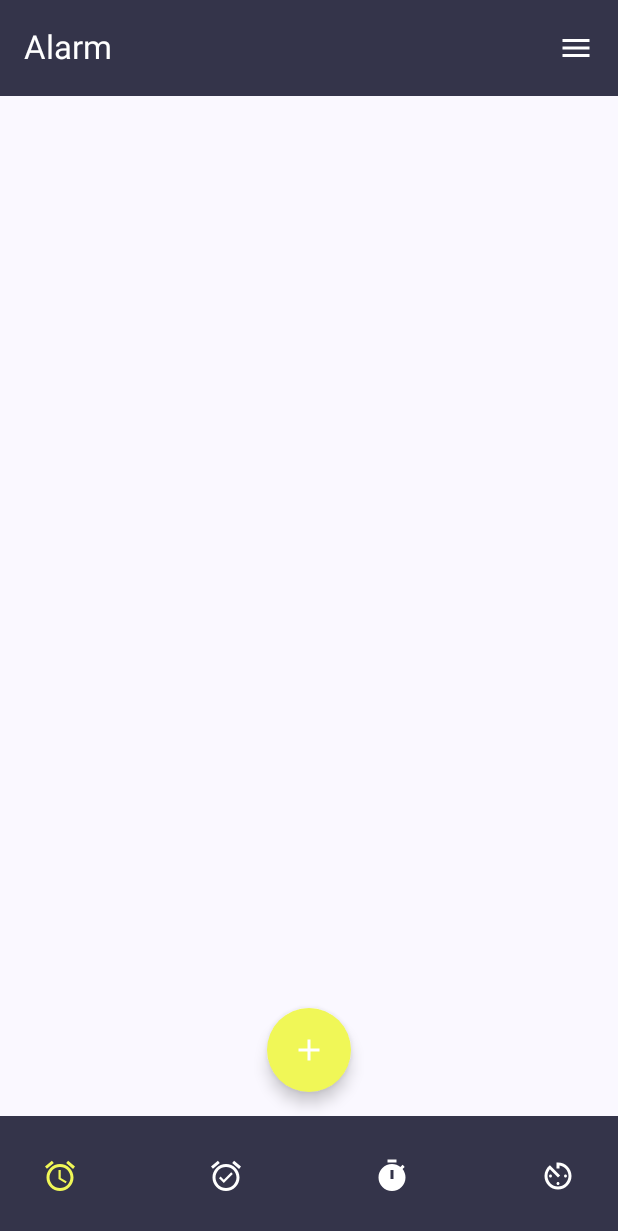
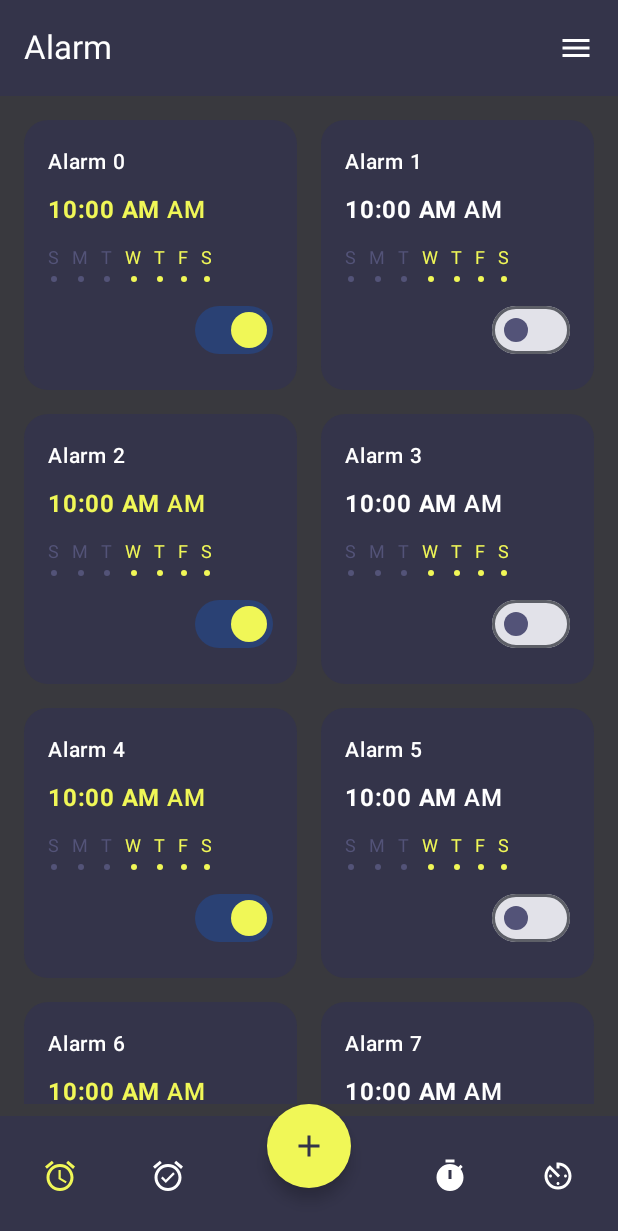
Before and after one commit to phamanhtuan-coder/CNPM_NhomAnhTuan_AlarmClockApp, an Android app built with Jetpack Compose: the screen it shows after launch (MainActivity), on a phone screen of 412 x 824 dp. Shown: the top 1231 px of the screen. Run offline under Robolectric (Android 15) with nearby library versions, the phone set to English and light mode, and no system bars.

Commit message:
Hoàn thiện giao diện Alarm Screen, và sườn co bản của app

```diff
--- a/app/src/main/java/com/example/cnpm_nhomanhtuan_alarmclockapp/AlarmCard.kt
+++ b/app/src/main/java/com/example/cnpm_nhomanhtuan_alarmclockapp/AlarmCard.kt
@@ -1,10 +1,137 @@
 package com.example.cnpm_nhomanhtuan_alarmclockapp
 
 import androidx.compose.runtime.Composable
+import androidx.compose.foundation.background
+import androidx.compose.foundation.layout.*
+import androidx.compose.foundation.shape.RoundedCornerShape
+import androidx.compose.material3.*
+import androidx.compose.runtime.*
+import androidx.compose.ui.Alignment
+import androidx.compose.ui.Modifier
+import androidx.compose.ui.text.font.FontWeight
+import androidx.compose.ui.text.style.TextAlign
+import androidx.compose.ui.unit.dp
+import androidx.compose.ui.unit.sp
 
 @Composable
 fun AlarmCard(
+    label: String,
+    time: String,
+    days: List<String>,  // e.g., ["", "", "", "W", "T", "F", "S"]
+    isEnabled: Boolean,
+    onToggle: (Boolean) -> Unit
+) {
+    var alarmEnabled by remember { mutableStateOf(isEnabled) }
+    val daysOfWeek = listOf("S", "M", "T", "W", "T", "F", "S")
 
-) {
+    // Identify selected days based on non-empty values in the 'days' list
+    val selectedDays = days.mapIndexedNotNull { index, day ->
+        if (day.isNotBlank()) daysOfWeek[index] else null
+    }
 
+    // Check if all days are selected
+    val allDaysSelected = selectedDays.size == 7 && selectedDays.containsAll(daysOfWeek)
+    val displayDays = if (allDaysSelected) "Everyday" else null
+
+    Card(
+        shape = RoundedCornerShape(16.dp),
+        modifier = Modifier
+            .padding(8.dp)
+            .size(180.dp),
+        colors = CardDefaults.cardColors(
+            containerColor = CustomColors.background,
+        )
+    ) {
+        Column(
+            modifier = Modifier
+                .padding(16.dp)
+                .fillMaxSize(),
+            verticalArrangement = Arrangement.SpaceBetween
+        ) {
+            // 1st row: Alarm Label
+            Text(
+                text = label,
+                fontSize = 14.sp,
+                fontWeight = FontWeight.SemiBold,
+                color = CustomColors.fontColor
+            )
+
+            // 2nd row: Time with AM/PM
+            Row(
+                verticalAlignment = Alignment.CenterVertically
+            ) {
+                Text(
+                    text = time,
+                    fontSize = 16.sp,  // Larger font size for time
+                    fontWeight = FontWeight.Bold,
+                    color = if (alarmEnabled) CustomColors.onPrimary else CustomColors.fontColor,
+                    textAlign = TextAlign.Start,
+                )
+                Spacer(modifier = Modifier.width(4.dp))
+                Text(
+                    text = "AM",
+                    fontSize = 16.sp,
+                    fontWeight = FontWeight.SemiBold,
+                    color = if (alarmEnabled) CustomColors.onPrimary else CustomColors.fontColor,
+                )
+            }
+
+            // 3rd row: Days or Everyday
+            if (displayDays != null) {
+                Text(
+                    text = displayDays,
+                    fontSize = 10.sp,
+                    color = if (alarmEnabled) CustomColors.onPrimary else CustomColors.onSecondary,
+                    textAlign = TextAlign.Start,
+                )
+            } else {
+                // Show individual days with color indication for selection
+                Row(
+                    horizontalArrangement = Arrangement.spacedBy(8.dp),
+                    verticalAlignment = Alignment.CenterVertically,
+                    modifier = Modifier.fillMaxWidth()
+                ) {
+                    daysOfWeek.forEachIndexed { index, day ->
+                        val isSelected = days[index].isNotBlank()
+                        Column(
+                            horizontalAlignment = Alignment.CenterHorizontally
+                        ) {
+                            Text(
+                                text = day,
+                                fontSize = 12.sp,
+                                color = if (isSelected) CustomColors.onPrimary else CustomColors.onSecondary,
+                            )
+                            Box(
+                                modifier = Modifier
+                                    .size(4.dp)
+                                    .background(
+                                        color = if (isSelected) CustomColors.onPrimary else CustomColors.onSecondary,
+                                        shape = RoundedCornerShape(50)
+                                    )
+                            )
+                        }
+                    }
+                }
+            }
+
+            // Last row: Switch aligned to the right
+            Box(
+                modifier = Modifier.fillMaxWidth(),
+                contentAlignment = Alignment.CenterEnd
+            ) {
+                Spacer(modifier = Modifier.height(8.dp))
+                Switch(
+                    checked = alarmEnabled,
+                    onCheckedChange = {
+                        alarmEnabled = it
+                        onToggle(it)
+                    },
+                    colors = SwitchDefaults.colors(
+                        checkedThumbColor = CustomColors.onPrimary,
+                        uncheckedThumbColor = CustomColors.onSecondary,
+                    )
+                )
+            }
+        }
+    }
 }
--- a/app/src/main/java/com/example/cnpm_nhomanhtuan_alarmclockapp/AlarmScreen.kt
+++ b/app/src/main/java/com/example/cnpm_nhomanhtuan_alarmclockapp/AlarmScreen.kt
@@ -1,11 +1,14 @@
 package com.example.cnpm_nhomanhtuan_alarmclockapp
 
+import androidx.compose.foundation.background
 import androidx.compose.foundation.layout.Arrangement
 import androidx.compose.foundation.layout.PaddingValues
 import androidx.compose.foundation.layout.Row
 import androidx.compose.foundation.layout.fillMaxSize
+import androidx.compose.foundation.layout.offset
 import androidx.compose.foundation.layout.padding
-import androidx.compose.foundation.lazy.LazyColumn
+import androidx.compose.foundation.lazy.grid.GridCells
+import androidx.compose.foundation.lazy.grid.LazyVerticalGrid
 import androidx.compose.foundation.shape.CircleShape
 import androidx.compose.material.icons.Icons
 import androidx.compose.material.icons.filled.Add
@@ -65,25 +68,21 @@ fun AlarmScreen(
                 }
             )
         },
-        content = { innerPadding ->
-            LazyColumn(
-                modifier = Modifier.fillMaxSize().padding(innerPadding)
-            ) {
-                items(10) {
-                    AlarmCard()
-                }
-            }
-        },
         contentColor = CustomColors.primary,
         bottomBar = {
-          BottomAppBar (
+            BottomAppBar(
                 containerColor = CustomColors.secondary,
-              contentPadding = PaddingValues(16.dp),
+                contentPadding = PaddingValues(16.dp)
             ) {
-              Row (
+                Row(
                     modifier = Modifier.fillMaxSize(),
                     verticalAlignment = Alignment.CenterVertically,
                     horizontalArrangement = Arrangement.SpaceBetween
+                ) {
+                    // Left Icons
+                    Row(
+                        horizontalArrangement = Arrangement.spacedBy(24.dp),
+                        verticalAlignment = Alignment.CenterVertically,
                     ) {
                         IconButton(onClick = {
                             navController.navigate(Screen.AlarmScreen.route)
@@ -95,6 +94,12 @@ fun AlarmScreen(
                         }) {
                             Icon(Icons.Filled.AlarmOn, contentDescription = "Clock", tint = CustomColors.fontColor)
                         }
+                    }
+                    // Right Icons
+                    Row(
+                        horizontalArrangement = Arrangement.spacedBy(24.dp),
+                        verticalAlignment = Alignment.CenterVertically,
+                    ) {
                         IconButton(onClick = {
                             navController.navigate(Screen.TimerScreen.route)
                         }) {
@@ -107,12 +112,13 @@ fun AlarmScreen(
                         }
                     }
                 }
-
+            }
         },
         floatingActionButton = {
             FloatingActionButton(
+                modifier = Modifier.offset(y = 64.dp),
                 containerColor = CustomColors.buttonPrimary,
-                contentColor = CustomColors.fontColor,
+                contentColor = CustomColors.secondary,
                 shape = CircleShape,
                 onClick = {
                     navController.navigate(Screen.AlarmDetailScreen.route)
@@ -120,6 +126,25 @@ fun AlarmScreen(
                 content={Icon(Icons.Filled.Add, contentDescription = "Add Alarm")}
             )
         },
-        floatingActionButtonPosition = FabPosition.Center
+        floatingActionButtonPosition = FabPosition.Center,
+        content = { innerPadding ->
+            LazyVerticalGrid(
+                columns = GridCells.Fixed(2),
+                modifier = Modifier
+                    .fillMaxSize()
+                    .background(CustomColors.surface)
+                    .padding(8.dp).padding(innerPadding),
+            ) {
+                items(10) { index ->
+                    AlarmCard(
+                        label = "Alarm $index",
+                        time = "10:00 AM",
+                        days = listOf("","","","W", "T", "F", "S"),
+                        isEnabled = index % 2 == 0,
+                        onToggle = { }
                     )
                 }
+            }
+        },
+    )
+}
--- a/app/src/main/java/com/example/cnpm_nhomanhtuan_alarmclockapp/NavGraph.kt
+++ b/app/src/main/java/com/example/cnpm_nhomanhtuan_alarmclockapp/NavGraph.kt
@@ -17,15 +17,15 @@ fun NavGraph(
         composable(Screen.AlarmScreen.route) {
             AlarmScreen(navController = navController)
         }
-        composable(Screen.AlarmDetailScreen.route+ "?id={id}",
-            arguments = listOf(navArgument("id") { nullable=true })
-            ) {
-            val id = it.arguments?.getString("id")?.toIntOrNull()
-            if (id != null) {
-               AlarmDetailScreen(navController = navController, id = id)
-            } else {
-                navController.navigate(Screen.AlarmScreen.route)
-            }
-        }
+//        composable(Screen.AlarmDetailScreen.route+ "?id={id}",
+//            arguments = listOf(navArgument("id") { nullable=true })
+//            ) {
+//            val id = it.arguments?.getString("id")?.toIntOrNull()
+//            if (id != null) {
+//               AlarmDetailScreen(navController = navController, id = id)
+//            } else {
+//                navController.navigate(Screen.AlarmScreen.route)
+//            }
+//        }
     }
 }
```
Also changed, not shown: app/src/main/java/com/example/cnpm_nhomanhtuan_alarmclockapp/Alarm.kt (added, +13 -0 lines), app/src/main/java/com/example/cnpm_nhomanhtuan_alarmclockapp/AlarmDetailScreen.kt (+115 -4 lines), app/src/main/java/com/example/cnpm_nhomanhtuan_alarmclockapp/DAO.kt (added, +21 -0 lines), app/src/main/java/com/example/cnpm_nhomanhtuan_alarmclockapp/MyAlarmAppDatabase.kt (added, +42 -0 lines). Lines whose indentation alone changed are shown as unchanged.
